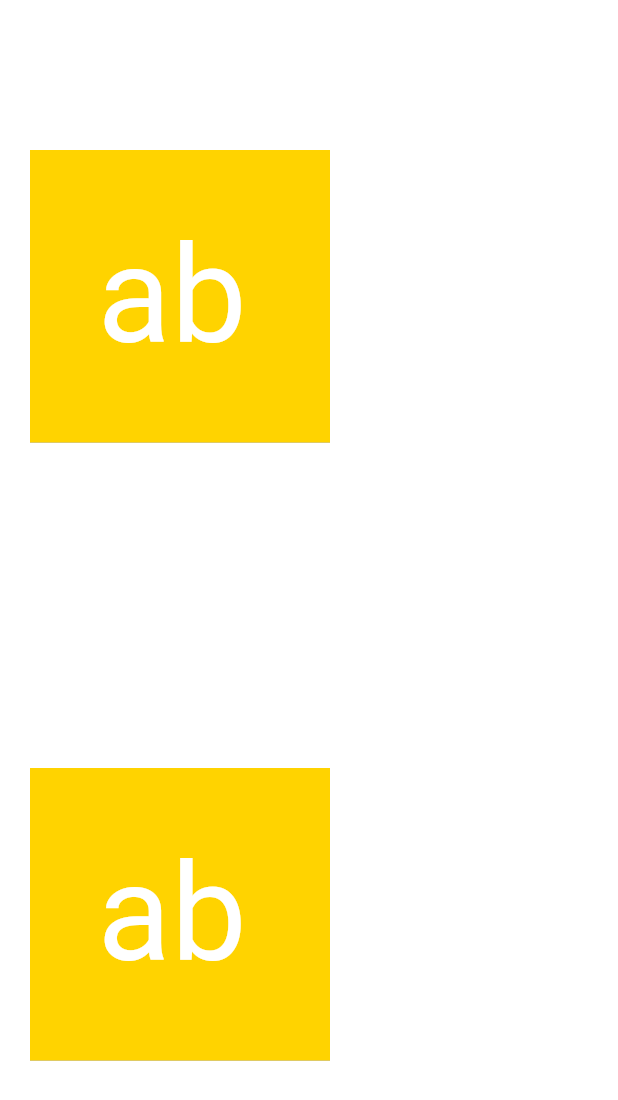
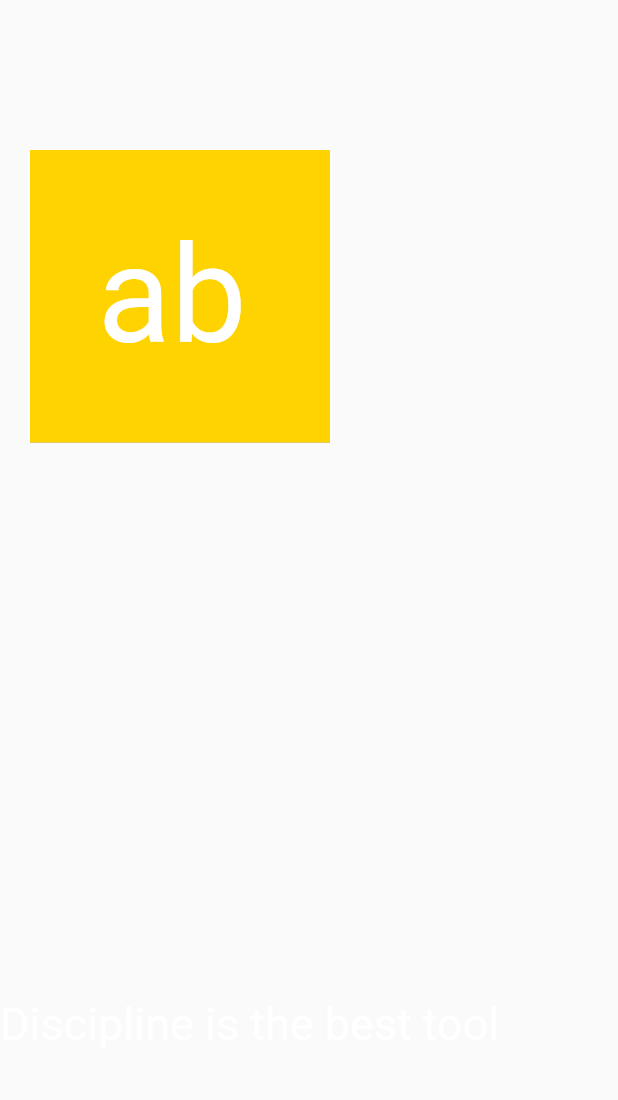
Before and after one commit to andre-nk/flutter-web-hover, a Flutter app: the screen it shows after launch, on a phone screen of 412 x 824 dp. Shown: the top 1100 px of the screen. Run offline on Flutter 3.47's test engine with Material 2 defaults, Android fonts, the phone set to English and light mode, and no system bars; drawn by our look-alikes of animated_text_kit; Roboto replaces fonts that are missing (Agne).

Commit message:
:sparkles: Typewriter Effect

```diff
--- a/lib/main.dart
+++ b/lib/main.dart
@@ -2,6 +2,7 @@
 import 'dart:math';
 
 import 'package:flutter/material.dart';
+import 'package:animated_text_kit/animated_text_kit.dart';
 
 void main() {
   runApp(MyApp());
@@ -29,14 +30,21 @@ class MyHomePage extends StatefulWidget {
   _MyHomePageState createState() => _MyHomePageState();
 }
 
-class _MyHomePageState extends State<MyHomePage>
-    with SingleTickerProviderStateMixin {
+class _MyHomePageState extends State<MyHomePage> with SingleTickerProviderStateMixin {
   AnimationController control;
 
   Animation<double> rot;
   Animation<double> traslX;
   Animation<double> traslY;
   bool isHovering = false;
+  bool isFormActive = false;
+  List<AnimatedText> animatedText = [
+    TypewriterAnimatedText('Discipline is the best tool'),
+    TypewriterAnimatedText('Design first, then code'),
+    TypewriterAnimatedText('Do not patch bugs out, rewrite them'),
+    TypewriterAnimatedText('Do not test bugs out, design them out'),
+  ];
+  TextEditingController formController = TextEditingController();
 
   @override
   void initState() {
@@ -49,12 +57,12 @@ class _MyHomePageState extends State<MyHomePage>
 
     traslX = Tween<double>(
       begin: 0,
-      end: 10,
+      end: 5,
     ).animate(control);
 
     traslY = Tween<double>(
       begin: 0,
-      end: -10,
+      end: -5,
     ).animate(control);
 
     // control.forward().then((val){
@@ -64,7 +72,8 @@ class _MyHomePageState extends State<MyHomePage>
 
   @override
   Widget build(BuildContext context) {
-    return Container(
+    return Scaffold(
+      body: Container(
         height: 700,
         child: Column(
           children: [
@@ -149,88 +158,65 @@ class _MyHomePageState extends State<MyHomePage>
                 ),
 
             ),
-          Expanded(
-            child:
-              AnimatedBuilder(
-                animation: control,
-                builder: (_, child){
-                  return Stack(
-                    children: <Widget>[
-                      Positioned(
-                        top: 100,
-                        left: 20,
-                        child: Transform.translate(
-                          offset: Offset(-1 * traslX.value, -1 * traslY.value),
-                            child: Material(
-                              child: InkWell(
-                                splashColor: Color(0xff10162F),
-                                onTap: () => null,
-                                onHover: (hovering) {
-                                  if(hovering){
-                                    control.forward();
+            SizedBox(
+              width: 1000.0,
+              child: isFormActive
+                ? TextField(
+                    controller: formController,
+                    autofocus: true,
+                    onEditingComplete: (){
+                      setState(() {
+                        isFormActive = false;
+                        formController.clear();
+                      });
+                    },
+                    onChanged: (str){
+                      if(formController.text.indexOf("_") == -1){
+                        setState(() {
+                          formController.text += "_";
+                          formController.selection = TextSelection.fromPosition(TextPosition(offset: formController.text.length - 1));
+                        });
                       } else {
-                                    control.reverse();
+
                       }
+                      // if("_".allMatches(formController.text).length > 1 && formController.text != ""){
+                      //   print("_".allMatches(formController.text).first);
+                      //   formController.text.replaceRange(
+                      //     formController.text.lastIndexOf("_"),
+                      //     formController.text.lastIndexOf("_") + 1,
+                      //     ""
+                      //   );
+                      // } else {
+                      //   print("a");
+                      //   formController.text += "_";
+                      // }
                     },
-                                child: AnimatedContainer(
-                                  duration: const Duration(milliseconds: 200),
-                                  curve: Curves.ease,
-                                  padding: EdgeInsets.all(45),
-                                  decoration: BoxDecoration(
-                                    color: Color(0xff10162F),
-                                    borderRadius: BorderRadius.circular(0),
+                    decoration: InputDecoration(
+                      labelText: "a"
                     ),
-                                  width: 200,
-                                  child: const Text(
-                                    '',
-                                    style: TextStyle(fontSize: 90, color: Colors.white),
+                  )
+                : DefaultTextStyle(
+                    style: const TextStyle(
+                      fontSize: 30.0,
+                      fontFamily: 'Agne',
+                    ),
+                    child: AnimatedTextKit(
+                      onNext: (index, bool){
+                        print(animatedText[index].toString());
+                      },
+                      pause: Duration(seconds: 5),
+                      animatedTexts: animatedText,
+                      onTap: () {
+                        setState(() {
+                          isFormActive = true;
+                        });
+                      },
                     ),
                   ),
+
+            )
+          ],
         ),
-                            ),
-                          ),
-                        ),
-                      Positioned(
-                        top: 100,
-                        left: 20,
-                        child: Transform.translate(
-                          offset: Offset(traslX.value, traslY.value),
-                            child: Material(
-                              child: InkWell(
-                                splashColor: Color(0xff10162F),
-                                onTap: () => null,
-                                onHover: (hovering) {
-                                  if(hovering){
-                                    control.forward();
-                                  } else {
-                                    control.reverse();
-                                  }
-                                },
-                                child: AnimatedContainer(
-                                  duration: const Duration(milliseconds: 200),
-                                  curve: Curves.ease,
-                                  padding: EdgeInsets.all(45),
-                                  decoration: BoxDecoration(
-                                    color: Color(0xffFFD300),
-                                    borderRadius: BorderRadius.circular(0),
-                                  ),
-                                  width: 200,
-                                  child: const Text(
-                                    'ab',
-                                    style: TextStyle(fontSize: 90, color: Colors.white),
-                                  ),
-                                ),
-                              ),
-                            ),
-                          ),
-                        ),
-                    ]
-                  );
-                }
-              ),
-
-          ),
-        ],
       ),
     );
   }
```
Also changed, not shown: pubspec.yaml (+2 -11 lines), pubspec.lock. Lines whose indentation alone changed are shown as unchanged.
